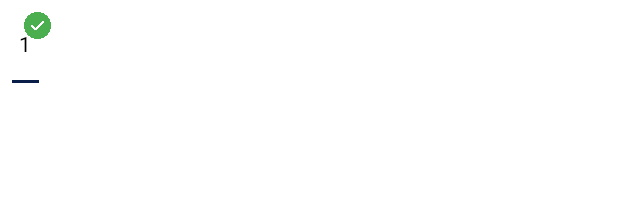
After one commit to DevP-ai/CustomCalendar, an Android app: the layout calendar_date_layout.xml on its own in the app's theme, with its tools: preview values and no code run, on a phone screen of 412 x 824 dp. The commit adds this screen. Shown: the top 202 px of the screen. Run offline under Robolectric (Android 15) with nearby library versions, the phone set to English and light mode, and no system bars.

Commit message:
Calendar implemented

```diff
--- /dev/null
+++ b/app/src/main/java/com/developer/android/dev/technologia/androidapp/customcalendar/DateItemsClickListener.kt
@@ -0,0 +1,5 @@
+package com.developer.android.dev.technologia.androidapp.customcalendar
+
+interface DateItemsClickListener {
+    fun onDateClick(calendarModel: CalendarModel)
+}
--- a/app/src/main/res/layout/activity_main.xml
+++ b/app/src/main/res/layout/activity_main.xml
@@ -32,6 +32,7 @@
                 android:background="@color/black"/>
 
             <ImageView
+                android:id="@+id/monthNavigationLeft"
                 android:layout_width="36dp"
                 android:layout_height="wrap_content"
                 android:layout_alignParentLeft="true"
@@ -40,6 +41,7 @@
                 android:src="@drawable/ic_back_arrow_left"/>
 
             <ImageView
+                android:id="@+id/monthNavigationRight"
                 android:layout_width="36dp"
                 android:layout_height="wrap_content"
                 android:layout_alignParentRight="true"
@@ -50,6 +52,7 @@
         </RelativeLayout>
 
         <TextView
+            android:id="@+id/monthYear"
             android:layout_width="wrap_content"
             android:layout_height="wrap_content"
             android:layout_marginStart="16dp"
--- /dev/null
+++ b/app/src/main/res/layout/calendar_date_layout.xml
@@ -0,0 +1,33 @@
+<?xml version="1.0" encoding="utf-8"?>
+<RelativeLayout xmlns:android="http://schemas.android.com/apk/res/android"
+    android:layout_width="34dp"
+    android:layout_height="wrap_content"
+    android:id="@+id/calendar_date_layout"
+    android:paddingTop="8dp">
+
+    <TextView
+        android:id="@+id/num"
+        android:layout_width="32dp"
+        android:layout_height="32dp"
+        android:layout_centerHorizontal="true"
+        android:layout_marginTop="5dp"
+        android:gravity="center"
+        android:text="1"
+        android:textColor="@color/black"/>
+
+    <ImageView
+        android:layout_width="18dp"
+        android:layout_height="18dp"
+        android:layout_alignParentRight="true"
+        android:src="@drawable/green_tick"/>
+
+    <View
+        android:id="@+id/today"
+        android:layout_width="match_parent"
+        android:layout_height="2dp"
+        android:layout_below="@id/num"
+        android:layout_marginTop="8dp"
+        android:background="#091E49"
+        android:layout_marginStart="8dp"
+        android:layout_marginEnd="8dp"/>
+</RelativeLayout>
--- a/app/src/main/res/values/colors.xml
+++ b/app/src/main/res/values/colors.xml
@@ -7,4 +7,7 @@
     <color name="teal_700">#FF018786</color>
     <color name="black">#FF000000</color>
     <color name="white">#FFFFFFFF</color>
+    <color name="grey">#BFBFBF</color>
+    <color name="green">#0D1838</color>
+    <color name="red">#E92113</color>
 </resources>
```
Also changed, not shown: app/src/main/java/com/developer/android/dev/technologia/androidapp/customcalendar/CalendarAdapter.kt (added, +87 -0 lines), app/src/main/java/com/developer/android/dev/technologia/androidapp/customcalendar/CalendarModel.kt (added, +7 -0 lines), app/src/main/java/com/developer/android/dev/technologia/androidapp/customcalendar/MainActivity.kt (+96 -7 lines), app/src/main/res/drawable/shape_circle_green.xml (added, +8 -0 lines), app/src/main/res/drawable/shape_circle_grey.xml (added, +8 -0 lines), app/src/main/res/drawable/shape_circle_red.xml (added, +8 -0 lines), app/src/main/res/drawable/fire.png (added), app/src/main/res/drawable/green_tick.png (added).
